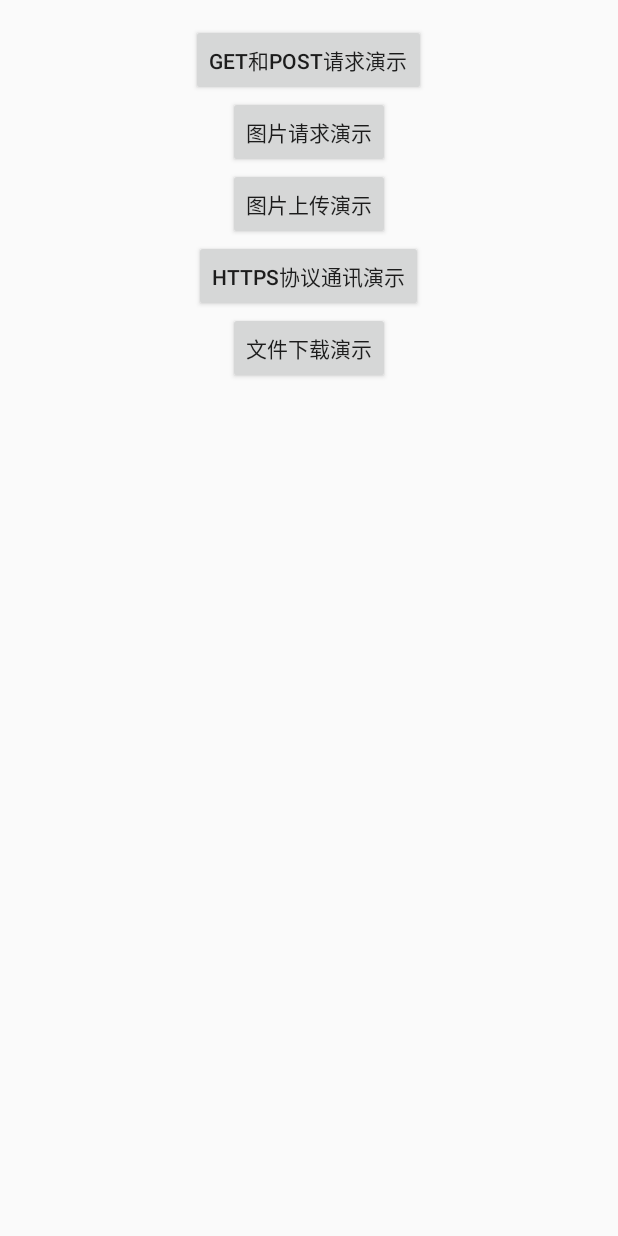
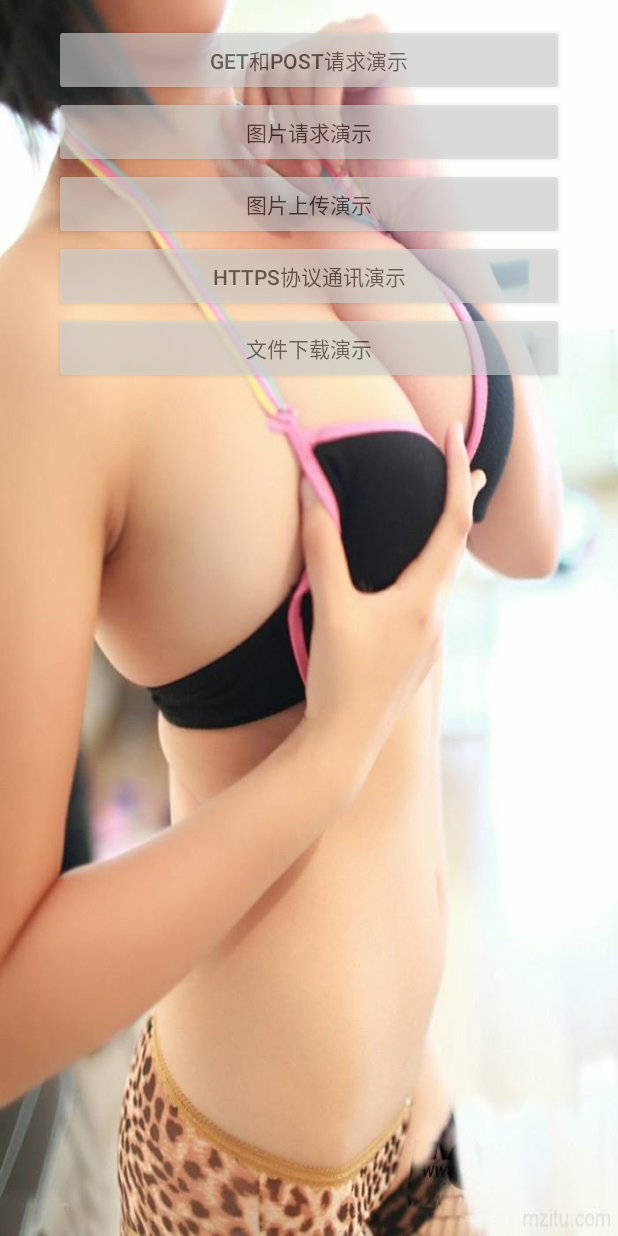
Before and after one commit to LiqiNew/NoHttpRxUtils, an Android app: the screen it shows after launch (MainActivity), on a phone screen of 412 x 824 dp. Run offline under Robolectric (Android 15) with nearby library versions, the phone set to English and light mode, and no system bars; libraries missing offline, so code that uses them is left out: com.yanzhenjie.nohttp; 5 statements that could not run were skipped.

```diff
--- a/nohttputils/src/main/java/com/liqi/nohttputils/download/NohttpDownloadConfig.java
+++ b/nohttputils/src/main/java/com/liqi/nohttputils/download/NohttpDownloadConfig.java
@@ -79,9 +79,9 @@ public class NohttpDownloadConfig {
         }
 
         /**
-         * 设置线程池数量
+         * 设置线程池并发数量
          *
-         * @param threadPoolSize 线程池数量
+         * @param threadPoolSize 线程池并发数量
          * @return
          */
         public Build setThreadPoolSize(int threadPoolSize) {
--- a/sample/src/main/java/com/liqi/nohttprxutils/FileUploadingDemoActivity.java
+++ b/sample/src/main/java/com/liqi/nohttprxutils/FileUploadingDemoActivity.java
@@ -3,6 +3,7 @@ package com.liqi.nohttprxutils;
 import android.os.Handler;
 import android.os.Message;
 import android.view.View;
+import android.widget.Button;
 import android.widget.ProgressBar;
 import android.widget.TextView;
 import android.widget.Toast;
@@ -83,7 +84,9 @@ public class FileUploadingDemoActivity extends BaseActivity<String> implements V
         getDialog("文件写入中,请稍后...").show();
         //如果你的要上传的文件已经在本地存在，那么就不需要执行此方法
         startRun(saveFileThread);
-        find(R.id.uploading).setOnClickListener(this);
+        Button uploading=find(R.id.uploading);
+        uploading.setOnClickListener(this);
+        uploading.setAlpha(0.6f);
         mPbProgress01 = find(R.id.pb_progress01);
         mPbProgress02 = find(R.id.pb_progress02);
         mPbProgress03 = find(R.id.pb_progress03);
--- a/sample/src/main/java/com/liqi/nohttprxutils/GetPostDemoActivity.java
+++ b/sample/src/main/java/com/liqi/nohttprxutils/GetPostDemoActivity.java
@@ -20,8 +20,10 @@ public class GetPostDemoActivity extends BaseActivity<String> implements View.On
         setContentView(R.layout.get_post_demo_activity);
         mGet = find(R.id.get);
         mGet.setOnClickListener(this);
+        mGet.setAlpha(0.6f);
         mPost = find(R.id.post);
         mPost.setOnClickListener(this);
+        mPost.setAlpha(0.6f);
         mContent = find(R.id.content);
         mStringGetPostDemoPresenter=new DemoHttpPresenter<>(this,String.class);
     }
--- a/sample/src/main/java/com/liqi/nohttprxutils/ImageDownloadDemoActivity.java
+++ b/sample/src/main/java/com/liqi/nohttprxutils/ImageDownloadDemoActivity.java
@@ -2,6 +2,7 @@ package com.liqi.nohttprxutils;
 
 import android.graphics.Bitmap;
 import android.view.View;
+import android.widget.Button;
 import android.widget.ImageView;
 
 import com.liqi.nohttprxutils.base.BaseActivity;
@@ -19,7 +20,10 @@ public class ImageDownloadDemoActivity extends BaseActivity<Bitmap> implements V
     protected void onCreate() {
         setContentView(R.layout.image_download_demo_activity);
         mImageView = find(R.id.imageView);
-        find(R.id.image_button).setOnClickListener(this);
+        Button imageButton = find(R.id.image_button);
+        imageButton.setOnClickListener(this);
+        imageButton.setAlpha(0.6f);
+        mImageView.setAlpha(0.6f);
         mBitmapDemoHttpPresenter = new DemoHttpPresenter<>(this, Bitmap.class);
     }
 
--- a/sample/src/main/java/com/liqi/nohttprxutils/MainActivity.java
+++ b/sample/src/main/java/com/liqi/nohttprxutils/MainActivity.java
@@ -22,14 +22,19 @@ public class MainActivity extends AppCompatActivity implements View.OnClickListe
         setContentView(R.layout.activity_main);
         button = (Button) findViewById(R.id.button);
         button.setOnClickListener(this);
+        button.setAlpha(0.6f);
         button1 = (Button) findViewById(R.id.button1);
         button1.setOnClickListener(this);
+        button1.setAlpha(0.6f);
         button2 = (Button) findViewById(R.id.button2);
         button2.setOnClickListener(this);
+        button2.setAlpha(0.6f);
         button3 = (Button) findViewById(R.id.button3);
         button3.setOnClickListener(this);
+        button3.setAlpha(0.6f);
         button4= (Button) findViewById(R.id.button4);
         button4.setOnClickListener(this);
+        button4.setAlpha(0.6f);
     }
 
     @Override
--- a/sample/src/main/res/layout/activity_main.xml
+++ b/sample/src/main/res/layout/activity_main.xml
@@ -9,39 +9,31 @@
     android:paddingLeft="@dimen/activity_horizontal_margin"
     android:paddingRight="@dimen/activity_horizontal_margin"
     android:paddingTop="@dimen/activity_vertical_margin"
+    android:background="@mipmap/timg"
     tools:context=".base.BaseActivity">
 
     <Button
-        android:layout_width="wrap_content"
-        android:layout_height="wrap_content"
-        android:text="GET和POST请求演示"
         android:id="@+id/button"
-        android:layout_gravity="center_horizontal"/>
+        style="@style/button_style"
+        android:text="GET和POST请求演示"/>
 
     <Button
-        android:layout_width="wrap_content"
-        android:layout_height="wrap_content"
-        android:text="图片请求演示"
         android:id="@+id/button1"
-        android:layout_gravity="center_horizontal"/>
+        style="@style/button_style"
+        android:text="图片请求演示"/>
 
     <Button
-        android:layout_width="wrap_content"
-        android:layout_height="wrap_content"
-        android:text="图片上传演示"
         android:id="@+id/button2"
-        android:layout_gravity="center_horizontal"/>
+        style="@style/button_style"
+        android:text="图片上传演示"/>
 
     <Button
-        android:layout_width="wrap_content"
-        android:layout_height="wrap_content"
-        android:text="Https协议通讯演示"
         android:id="@+id/button3"
-        android:layout_gravity="center_horizontal"/>
+        style="@style/button_style"
+        android:text="Https协议通讯演示"/>
+
     <Button
-        android:layout_width="wrap_content"
-        android:layout_height="wrap_content"
-        android:text="文件下载演示"
         android:id="@+id/button4"
-        android:layout_gravity="center_horizontal"/>
+        style="@style/button_style"
+        android:text="文件下载演示"/>
 </LinearLayout>
--- a/sample/src/main/res/layout/download_file_activity.xml
+++ b/sample/src/main/res/layout/download_file_activity.xml
@@ -2,7 +2,7 @@
 <LinearLayout xmlns:android="http://schemas.android.com/apk/res/android"
               android:layout_width="match_parent"
               android:layout_height="match_parent"
-              android:background="#ffffff"
+              android:background="@mipmap/timg"
               android:orientation="vertical">
 
     <TextView
--- a/sample/src/main/res/layout/image_uploading_demo_activity.xml
+++ b/sample/src/main/res/layout/image_uploading_demo_activity.xml
@@ -2,14 +2,12 @@
 <LinearLayout xmlns:android="http://schemas.android.com/apk/res/android"
               android:layout_width="match_parent"
               android:layout_height="match_parent"
-              android:background="#f2f2f2"
+              android:background="@mipmap/timg"
               android:orientation="vertical">
 
     <Button
         android:id="@+id/uploading"
-        android:layout_width="wrap_content"
-        android:layout_height="wrap_content"
-        android:layout_gravity="center_horizontal"
+        style="@style/button_style"
         android:text="图片上传"/>
 
     <ProgressBar
--- a/sample/src/main/res/values/styles.xml
+++ b/sample/src/main/res/values/styles.xml
@@ -13,4 +13,12 @@
         <item name="android:layout_width">match_parent</item>
         <item name="android:layout_height">wrap_content</item>
     </style>
+
+    <style name="button_style">
+        <item name="android:layout_width">match_parent</item>
+        <item name="android:layout_height">wrap_content</item>
+        <item name="android:layout_marginLeft">20dp</item>
+        <item name="android:layout_marginRight">20dp</item>
+        <item name="android:layout_gravity">center_horizontal</item>
+    </style>
 </resources>
```
Also changed, not shown: nohttputils/src/main/java/com/liqi/nohttputils/download/NohttpDownload.java (+5 -5 lines), nohttputils/src/main/java/com/liqi/nohttputils/download/NohttpDownloadUtils.java (+8 -6 lines), nohttputils/src/main/java/com/liqi/nohttputils/download/service/NohttpDownloadService.java (+5 -5 lines), sample/src/main/java/com/liqi/nohttprxutils/HttpsDemoActivity.java (+7 -2 lines), sample/src/main/java/com/liqi/nohttprxutils/download/DownloadFileActivity.java (+38 -36 lines), sample/src/main/res/layout/get_post_demo_activity.xml (+3 -6 lines), sample/src/main/res/layout/https_demo_activity.xml (+3 -6 lines), sample/src/main/res/layout/image_download_demo_activity.xml (+10 -10 lines), sample/src/main/res/mipmap-hdpi/timg.jpg (added).
